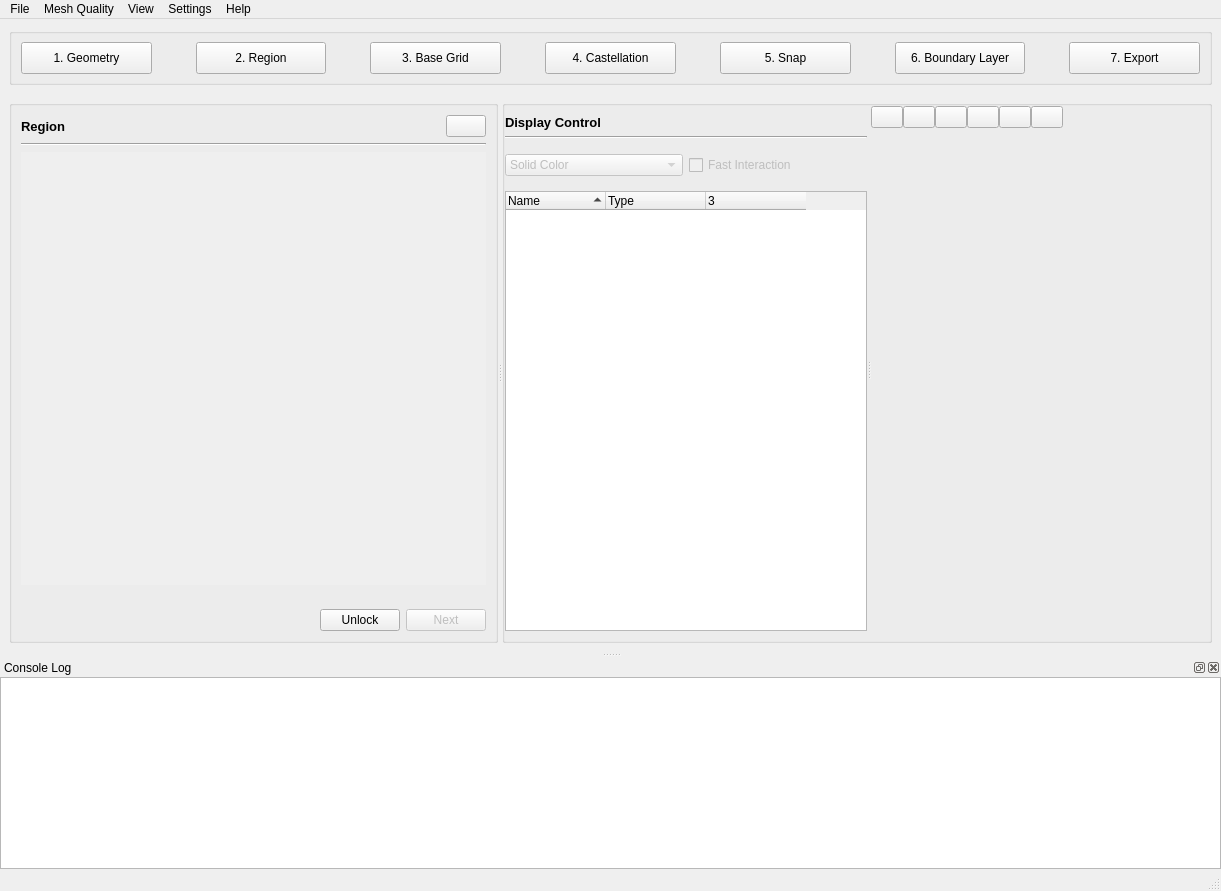
The window that view/main_window/main_window.ui (nextfoam/baram) describes before a commit, drawn with Qt 5.
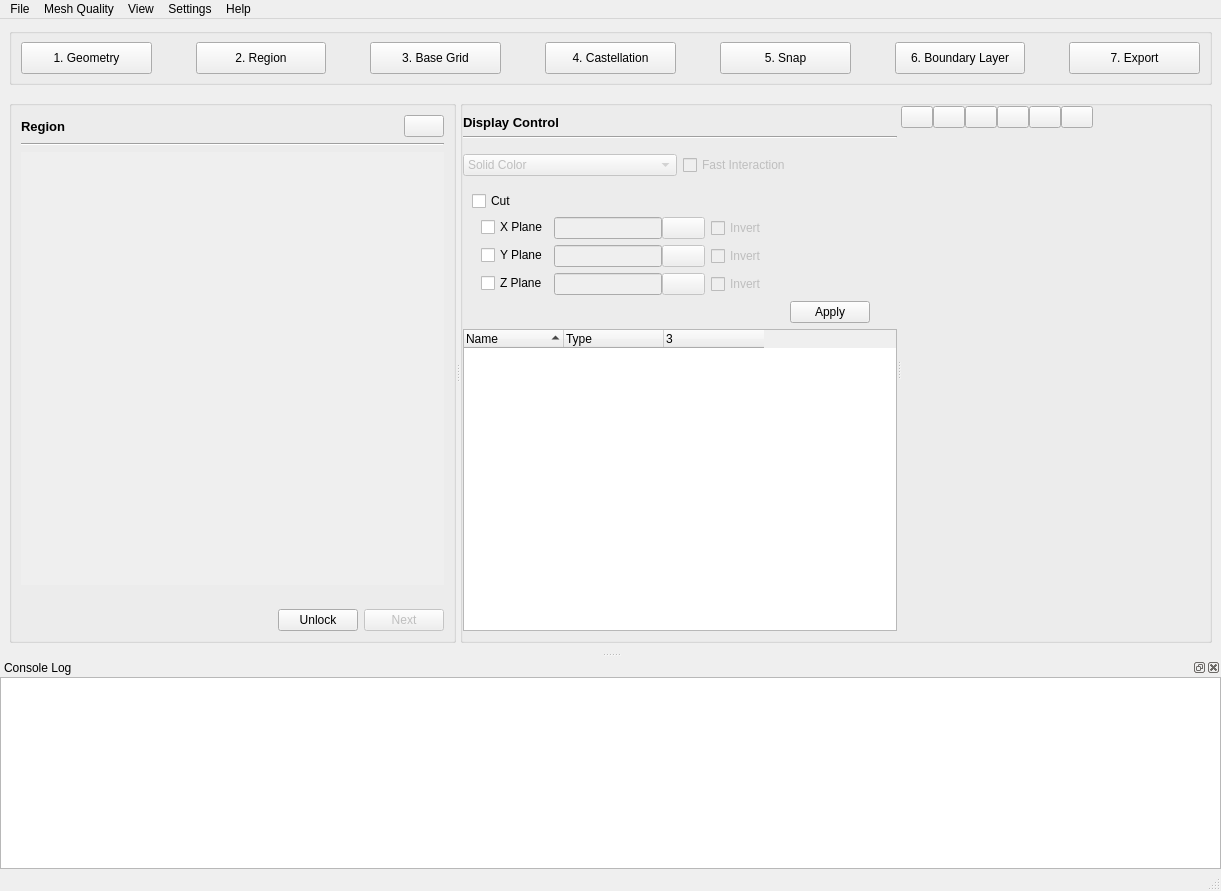
The same window after the commit. The open tabs and pages were chosen to show the change. Icons and pictures are not drawn. Custom widgets are drawn as their Qt base class.

```diff
--- a/view/main_window/main_window.ui
+++ b/view/main_window/main_window.ui
@@ -577,8 +577,8 @@
                    <rect>
                     <x>0</x>
                     <y>0</y>
-                    <width>458</width>
-                    <height>438</height>
+                    <width>65</width>
+                    <height>16</height>
                    </rect>
                   </property>
                  </widget>
@@ -2277,6 +2277,347 @@
                  </layout>
                 </widget>
                </item>
+               <item>
+                <widget class="QWidget" name="cutTool" native="true">
+                 <layout class="QVBoxLayout" name="verticalLayout_7">
+                  <property name="topMargin">
+                   <number>0</number>
+                  </property>
+                  <property name="bottomMargin">
+                   <number>0</number>
+                  </property>
+                  <item>
+                   <widget class="FolderHeader" name="cutHeader">
+                    <property name="sizePolicy">
+                     <sizepolicy hsizetype="Expanding" vsizetype="Fixed">
+                      <horstretch>0</horstretch>
+                      <verstretch>0</verstretch>
+                     </sizepolicy>
+                    </property>
+                    <property name="font">
+                     <font>
+                      <bold>false</bold>
+                     </font>
+                    </property>
+                    <property name="text">
+                     <string>Cut</string>
+                    </property>
+                    <property name="checked">
+                     <bool>false</bool>
+                    </property>
+                   </widget>
+                  </item>
+                  <item>
+                   <widget class="QWidget" name="cut" native="true">
+                    <layout class="QVBoxLayout" name="verticalLayout_21">
+                     <property name="topMargin">
+                      <number>0</number>
+                     </property>
+                     <property name="bottomMargin">
+                      <number>0</number>
+                     </property>
+                     <item>
+                      <widget class="QWidget" name="widget_8" native="true">
+                       <layout class="QFormLayout" name="formLayout_2">
+                        <property name="leftMargin">
+                         <number>0</number>
+                        </property>
+                        <property name="topMargin">
+                         <number>0</number>
+                        </property>
+                        <property name="bottomMargin">
+                         <number>0</number>
+                        </property>
+                        <item row="0" column="0">
+                         <widget class="QCheckBox" name="cutX">
+                          <property name="text">
+                           <string>X Plane</string>
+                          </property>
+                         </widget>
+                        </item>
+                        <item row="0" column="1">
+                         <widget class="QWidget" name="cutXPlane" native="true">
+                          <property name="enabled">
+                           <bool>false</bool>
+                          </property>
+                          <layout class="QHBoxLayout" name="horizontalLayout_6">
+                           <property name="leftMargin">
+                            <number>0</number>
+                           </property>
+                           <property name="topMargin">
+                            <number>0</number>
+                           </property>
+                           <property name="rightMargin">
+                            <number>9</number>
+                           </property>
+                           <property name="bottomMargin">
+                            <number>0</number>
+                           </property>
+                           <item>
+                            <widget class="QWidget" name="widget_10" native="true">
+                             <layout class="QHBoxLayout" name="horizontalLayout_20">
+                              <property name="spacing">
+                               <number>0</number>
+                              </property>
+                              <property name="leftMargin">
+                               <number>0</number>
+                              </property>
+                              <property name="topMargin">
+                               <number>0</number>
+                              </property>
+                              <property name="rightMargin">
+                               <number>0</number>
+                              </property>
+                              <property name="bottomMargin">
+                               <number>0</number>
+                              </property>
+                              <item>
+                               <widget class="QLineEdit" name="xCutPlane">
+                                <property name="sizePolicy">
+                                 <sizepolicy hsizetype="Preferred" vsizetype="Fixed">
+                                  <horstretch>0</horstretch>
+                                  <verstretch>0</verstretch>
+                                 </sizepolicy>
+                                </property>
+                               </widget>
+                              </item>
+                              <item>
+                               <widget class="QPushButton" name="xPlaneHandle">
+                                <property name="text">
+                                 <string/>
+                                </property>
+                                <property name="icon">
+                                 <iconset resource="../../resource.qrc">
+                                  <normaloff>:/icons/navigate-outline.svg</normaloff>:/icons/navigate-outline.svg</iconset>
+                                </property>
+                                <property name="checkable">
+                                 <bool>true</bool>
+                                </property>
+                                <attribute name="buttonGroup">
+                                 <string notr="true">cutHandles</string>
+                                </attribute>
+                               </widget>
+                              </item>
+                             </layout>
+                            </widget>
+                           </item>
+                           <item>
+                            <widget class="QCheckBox" name="xCutInvert">
+                             <property name="text">
+                              <string>Invert</string>
+                             </property>
+                            </widget>
+                           </item>
+                          </layout>
+                         </widget>
+                        </item>
+                        <item row="1" column="0">
+                         <widget class="QCheckBox" name="cutY">
+                          <property name="text">
+                           <string>Y Plane</string>
+                          </property>
+                         </widget>
+                        </item>
+                        <item row="1" column="1">
+                         <widget class="QWidget" name="cutYPlane" native="true">
+                          <property name="enabled">
+                           <bool>false</bool>
+                          </property>
+                          <layout class="QHBoxLayout" name="horizontalLayout_7">
+                           <property name="leftMargin">
+                            <number>0</number>
+                           </property>
+                           <property name="topMargin">
+                            <number>0</number>
+                           </property>
+                           <property name="rightMargin">
+                            <number>9</number>
+                           </property>
+                           <property name="bottomMargin">
+                            <number>0</number>
+                           </property>
+                           <item>
+                            <widget class="QWidget" name="widget_21" native="true">
+                             <layout class="QHBoxLayout" name="horizontalLayout_21">
+                              <property name="spacing">
+                               <number>0</number>
+                              </property>
+                              <property name="leftMargin">
+                               <number>0</number>
+                              </property>
+                              <property name="topMargin">
+                               <number>0</number>
+                              </property>
+                              <property name="rightMargin">
+                               <number>0</number>
+                              </property>
+                              <property name="bottomMargin">
+                               <number>0</number>
+                              </property>
+                              <item>
+                               <widget class="QLineEdit" name="yCutPlane">
+                                <property name="sizePolicy">
+                                 <sizepolicy hsizetype="Preferred" vsizetype="Fixed">
+                                  <horstretch>0</horstretch>
+                                  <verstretch>0</verstretch>
+                                 </sizepolicy>
+                                </property>
+                               </widget>
+                              </item>
+                              <item>
+                               <widget class="QPushButton" name="yPlaneHandle">
+                                <property name="text">
+                                 <string/>
+                                </property>
+                                <property name="icon">
+                                 <iconset resource="../../resource.qrc">
+                                  <normaloff>:/icons/ellipsis-horizontal-outline.svg</normaloff>:/icons/ellipsis-horizontal-outline.svg</iconset>
+                                </property>
+                                <property name="checkable">
+                                 <bool>true</bool>
+                                </property>
+                                <attribute name="buttonGroup">
+                                 <string notr="true">cutHandles</string>
+                                </attribute>
+                               </widget>
+                              </item>
+                             </layout>
+                            </widget>
+                           </item>
+                           <item>
+                            <widget class="QCheckBox" name="yCutInvert">
+                             <property name="text">
+                              <string>Invert</string>
+                             </property>
+                            </widget>
+                           </item>
+                          </layout>
+                         </widget>
+                        </item>
+                        <item row="2" column="0">
+                         <widget class="QCheckBox" name="cutZ">
+                          <property name="text">
+                           <string>Z Plane</string>
+                          </property>
+                         </widget>
+                        </item>
+                        <item row="2" column="1">
+                         <widget class="QWidget" name="cutZPlane" native="true">
+                          <property name="enabled">
+                           <bool>false</bool>
+                          </property>
+                          <layout class="QHBoxLayout" name="horizontalLayout_8">
+                           <property name="leftMargin">
+                            <number>0</number>
+                           </property>
+                           <property name="topMargin">
+                            <number>0</number>
+                           </property>
+                           <property name="rightMargin">
+                            <number>9</number>
+                           </property>
+                           <property name="bottomMargin">
+                            <number>0</number>
+                           </property>
+                           <item>
+                            <widget class="QWidget" name="widget_24" native="true">
+                             <layout class="QHBoxLayout" name="horizontalLayout_22">
+                              <property name="spacing">
+                               <number>0</number>
+                              </property>
+                              <property name="leftMargin">
+                               <number>0</number>
+                              </property>
+                              <property name="topMargin">
+                               <number>0</number>
+                              </property>
+                              <property name="rightMargin">
+                               <number>0</number>
+                              </property>
+                              <property name="bottomMargin">
+                               <number>0</number>
+                              </property>
+                              <item>
+                               <widget class="QLineEdit" name="zCutPlane">
+                                <property name="sizePolicy">
+                                 <sizepolicy hsizetype="Preferred" vsizetype="Fixed">
+                                  <horstretch>0</horstretch>
+                                  <verstretch>0</verstretch>
+                                 </sizepolicy>
+                                </property>
+                               </widget>
+                              </item>
+                              <item>
+                               <widget class="QPushButton" name="zPlaneHandle">
+                                <property name="text">
+                                 <string/>
+                                </property>
+                                <property name="icon">
+                                 <iconset resource="../../resource.qrc">
+                                  <normaloff>:/icons/pin-outline.svg</normaloff>:/icons/pin-outline.svg</iconset>
+                                </property>
+                                <property name="checkable">
+                                 <bool>true</bool>
+                                </property>
+                                <attribute name="buttonGroup">
+                                 <string notr="true">cutHandles</string>
+                                </attribute>
+                               </widget>
+                              </item>
+                             </layout>
+                            </widget>
+                           </item>
+                           <item>
+                            <widget class="QCheckBox" name="zCutInvert">
+                             <property name="text">
+                              <string>Invert</string>
+                             </property>
+                            </widget>
+                           </item>
+                          </layout>
+                         </widget>
+                        </item>
+                       </layout>
+                      </widget>
+                     </item>
+                     <item>
+                      <widget class="QWidget" name="widget_6" native="true">
+                       <layout class="QHBoxLayout" name="horizontalLayout_19">
+                        <property name="topMargin">
+                         <number>0</number>
+                        </property>
+                        <property name="bottomMargin">
+                         <number>0</number>
+                        </property>
+                        <item>
+                         <spacer name="horizontalSpacer_5">
+                          <property name="orientation">
+                           <enum>Qt::Horizontal</enum>
+                          </property>
+                          <property name="sizeHint" stdset="0">
+                           <size>
+                            <width>0</width>
+                            <height>20</height>
+                           </size>
+                          </property>
+                         </spacer>
+                        </item>
+                        <item>
+                         <widget class="QPushButton" name="cutApply">
+                          <property name="text">
+                           <string>Apply</string>
+                          </property>
+                         </widget>
+                        </item>
+                       </layout>
+                      </widget>
+                     </item>
+                    </layout>
+                   </widget>
+                  </item>
+                 </layout>
+                </widget>
+               </item>
                <item>
                 <widget class="QTreeWidget" name="actors">
                  <property name="contextMenuPolicy">
```
Left out of the diff: 11 changed lines with no effect on the pictures.
